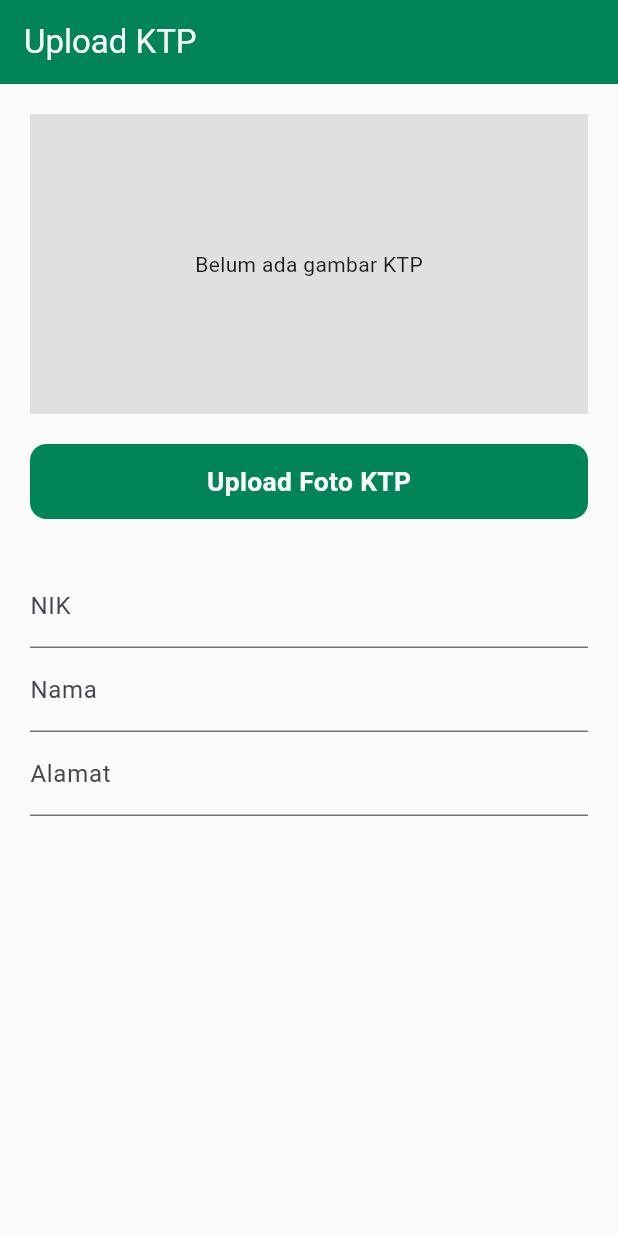
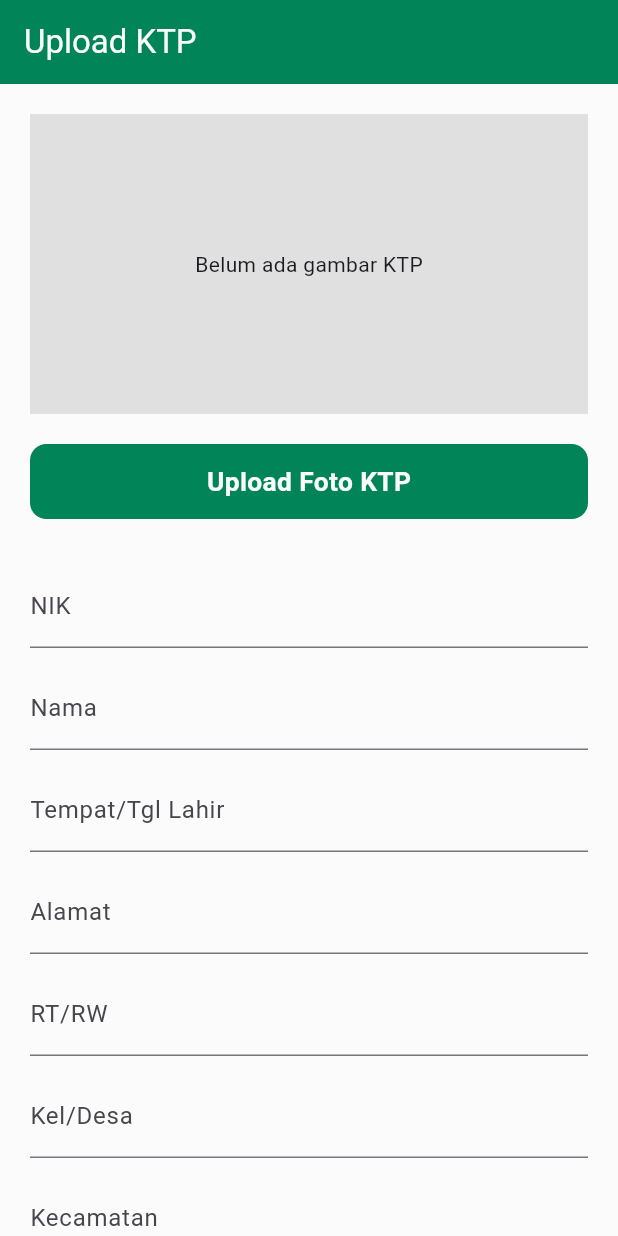
Before and after one commit to pahmiudahgede/rijig_mobile, a Flutter app: the screen it shows after launch, on a phone screen of 412 x 824 dp. Run offline on Flutter 3.47's test engine with Material 3 defaults, Android fonts, the light colour scheme and no system bars; our stand-ins replace carousel_slider, concentric_transition, connectivity_plus, custom_refresh_indicator, device_info_plus, flutter_dotenv and 13 more; missing offline and left inert: google_mlkit_text_recognition; accounts and stored records are empty.

Commit message:
feat: initiate ocr tech in upload ktp

```diff
--- a/lib/features/auth/presentation/screen/collector/identity_validation_screen.dart
+++ b/lib/features/auth/presentation/screen/collector/identity_validation_screen.dart
@@ -2,6 +2,8 @@ import 'dart:io';
 import 'package:flutter/material.dart';
 import 'package:google_mlkit_text_recognition/google_mlkit_text_recognition.dart';
 import 'package:image_picker/image_picker.dart';
+import 'package:image/image.dart' as img;
+import 'package:path_provider/path_provider.dart';
 import 'package:rijig_mobile/core/utils/guide.dart';
 import 'package:rijig_mobile/widget/buttoncard.dart';
 
@@ -14,51 +16,110 @@ class UploadKtpScreen extends StatefulWidget {
 
 class _UploadKtpScreenState extends State<UploadKtpScreen> {
   File? _ktpImage;
-  String nik = '';
-  String nama = '';
-  String alamat = '';
   bool isLoading = false;
 
+  final Map<String, TextEditingController> controllers = {
+    "NIK": TextEditingController(),
+    "Nama": TextEditingController(),
+    "Tempat/Tgl Lahir": TextEditingController(),
+    "Alamat": TextEditingController(),
+    "RT/RW": TextEditingController(),
+    "Kel/Desa": TextEditingController(),
+    "Kecamatan": TextEditingController(),
+    "Agama": TextEditingController(),
+    "Status Perkawinan": TextEditingController(),
+    "Pekerjaan": TextEditingController(),
+    "Kewarganegaraan": TextEditingController(),
+    "Berlaku Hingga": TextEditingController(),
+  };
+
+  final Map<String, List<String>> labelSynonyms = {
+    "NIK": ["nik"],
+    "Nama": ["nama", "nama lengkap"],
+    "Tempat/Tgl Lahir": ["tempat/tgl lahir", "tempat lahir", "tgl lahir"],
+    "Alamat": ["alamat"],
+    "RT/RW": ["rt/rw", "rtrw", "rt rw"],
+    "Kel/Desa": ["kelurahan", "desa", "kel/desa"],
+    "Kecamatan": ["kecamatan"],
+    "Agama": ["agama"],
+    "Status Perkawinan": ["status", "status perkawinan", "perkawinan"],
+    "Pekerjaan": ["pekerjaan"],
+    "Kewarganegaraan": ["kewarganegaraan", "warga negara"],
+    "Berlaku Hingga": ["berlaku", "berlaku hingga"],
+  };
+
   Future<void> _pickImage() async {
-    final pickedFile = await ImagePicker().pickImage(source: ImageSource.camera);
+    final pickedFile = await ImagePicker().pickImage(
+      source: ImageSource.camera,
+    );
     if (pickedFile != null) {
       setState(() {
         isLoading = true;
         _ktpImage = File(pickedFile.path);
       });
-      await _processImage(File(pickedFile.path));
+      await _processImageWithEnhancements(File(pickedFile.path));
       setState(() => isLoading = false);
     }
   }
-  //dari kode ini
 
-  Future<void> _processImage(File imageFile) async {
-    final inputImage = InputImage.fromFile(imageFile);
+  Future<void> _processImageWithEnhancements(File imageFile) async {
+    final rawBytes = await imageFile.readAsBytes();
+    final originalImage = img.decodeImage(rawBytes);
+    if (originalImage == null) return;
+
+    // Enhance image: grayscale + auto rotate + thresholding
+    var processedImage = img.grayscale(originalImage);
+    if (processedImage.width > processedImage.height) {
+      processedImage = img.copyRotate(processedImage, angle: -90);
+    }
+    // processedImage = img.threshold(processedImage, threshold: 128);
+
+    final tempDir = await getTemporaryDirectory();
+    final enhancedPath = '${tempDir.path}/enhanced_ktp.jpg';
+    final enhancedFile = File(enhancedPath)
+      ..writeAsBytesSync(img.encodeJpg(processedImage));
+
+    final inputImage = InputImage.fromFile(enhancedFile);
     final textRecognizer = TextRecognizer(script: TextRecognitionScript.latin);
-    final RecognizedText recognizedText = await textRecognizer.processImage(inputImage);
+    final RecognizedText recognizedText = await textRecognizer.processImage(
+      inputImage,
+    );
     await textRecognizer.close();
 
-    final text = recognizedText.text;
+    final lines = recognizedText.text.split('\n');
+    debugPrint("[OCR Result]\n${recognizedText.text}");
+
     setState(() {
-      nik = _extractValue("NIK", text);
-      nama = _extractValue("Nama", text);
-      alamat = _extractValue("Alamat", text);
+      for (var key in controllers.keys) {
+        final value = _extractMultilineValue(key, lines);
+        controllers[key]?.text = value;
+      }
     });
   }
 
-  // terdapat error 'textRecognizer' is deprecated and shouldn't be used. Use [google_mlkit_text_recognition] plugin instead of [google_ml_kit].
-// Try replacing the use of the deprecated member with the replacement.dartdeprecated_member_use
-// (deprecated) TextRecognizer textRecognizer({dynamic script = TextRecognitionScript.latin})
-// Type: TextRecognizer Function({dynamic script})
+  String _extractMultilineValue(String key, List<String> lines) {
+    final List<String> keywords = labelSynonyms[key] ?? [key];
+    for (int i = 0; i < lines.length; i++) {
+      final line = lines[i].toLowerCase();
+      for (final kw in keywords) {
+        if (line.contains(kw.toLowerCase())) {
+          if (lines[i].contains(":")) {
+            return lines[i].split(":").last.trim();
+          } else if (i + 1 < lines.length) {
+            return lines[i + 1].trim();
+          }
+        }
+      }
+    }
+    return '';
+  }
 
-// package:google_ml_kit/src/vision.dart
-
-// Return an instance of [TextRecognizer].
-
-  String _extractValue(String key, String fullText) {
-    final regex = RegExp('${key}s*[:s]?s*(.*)', caseSensitive: false);
-    final match = regex.firstMatch(fullText);
-    return match?.group(1)?.split("\n").first.trim() ?? '';
+  @override
+  void dispose() {
+    for (final controller in controllers.values) {
+      controller.dispose();
+    }
+    super.dispose();
   }
 
   @override
@@ -98,20 +159,13 @@ class _UploadKtpScreenState extends State<UploadKtpScreen> {
                     usingRow: false,
                   ),
               const SizedBox(height: 30),
-              TextField(
-                decoration: const InputDecoration(labelText: 'NIK'),
-                controller: TextEditingController(text: nik),
-                onChanged: (val) => nik = val,
+              for (var key in controllers.keys)
+                Padding(
+                  padding: const EdgeInsets.only(bottom: 12),
+                  child: TextField(
+                    decoration: InputDecoration(labelText: key),
+                    controller: controllers[key],
                   ),
-              TextField(
-                decoration: const InputDecoration(labelText: 'Nama'),
-                controller: TextEditingController(text: nama),
-                onChanged: (val) => nama = val,
-              ),
-              TextField(
-                decoration: const InputDecoration(labelText: 'Alamat'),
-                controller: TextEditingController(text: alamat),
-                onChanged: (val) => alamat = val,
                 ),
             ],
           ),
--- a/pubspec.yaml
+++ b/pubspec.yaml
@@ -31,10 +31,12 @@ dependencies:
   http: ^1.3.0
   http_parser: ^4.1.2
   iconsax_flutter: ^1.0.0
+  image: ^4.5.4
   image_picker: ^1.1.2
   intl: ^0.20.2
   jwt_decoder: ^2.0.1
   localstorage: ^6.0.0
+  path_provider: ^2.1.5
   pin_code_fields: ^8.0.1
   provider: ^6.1.4
   shared_preferences: ^2.3.3
```
Also changed, not shown: pubspec.lock. Lines whose indentation alone changed are shown as unchanged.
